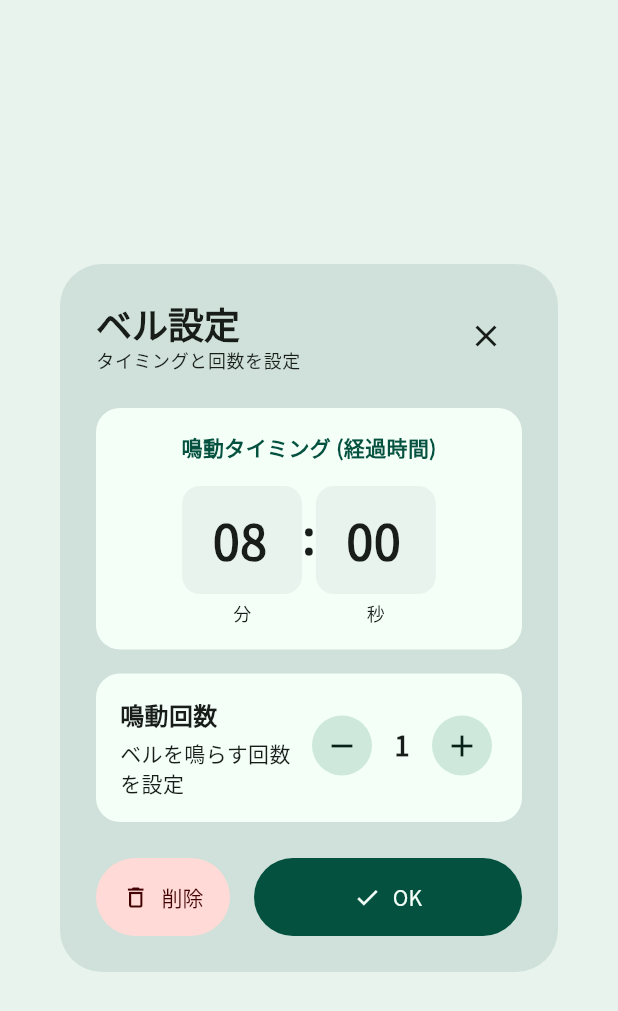
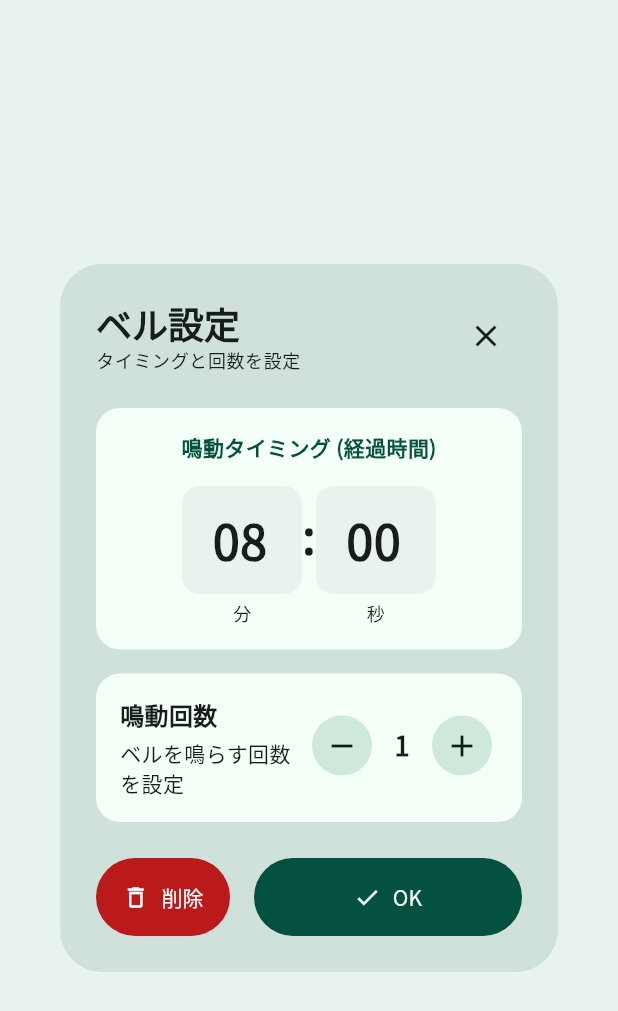
Before and after one commit to Girky0815/presentationtimer_prime, a Flutter app: the BellEditDialog widget shown alone on an empty page, opened directly with sample values from the repository, on a phone screen of 412 x 824 dp. Shown: the top 1011 px of the screen. Run offline on Flutter 3.47's test engine with Material 3 defaults, Android fonts, the phone set to English and light mode, and no system bars; drawn by our look-alikes of dynamic_color; our stand-ins replace audioplayers, google_fonts, package_info_plus.

Commit message:
v1.1.0: ベル削除ボタンの色を変更

```diff
--- a/lib/main.dart
+++ b/lib/main.dart
@@ -1332,8 +1332,8 @@ class _BellEditDialogState extends State<BellEditDialog> {
                       icon: const Icon(Icons.delete_outline),
                       label: const Text("削除"),
                       style: TextButton.styleFrom(
-                        backgroundColor: colorScheme.errorContainer,
-                        foregroundColor: colorScheme.onErrorContainer,
+                        backgroundColor: colorScheme.error,
+                        foregroundColor: colorScheme.onError,
                         padding: const EdgeInsets.symmetric(vertical: 16),
                       ),
                     ),
```
